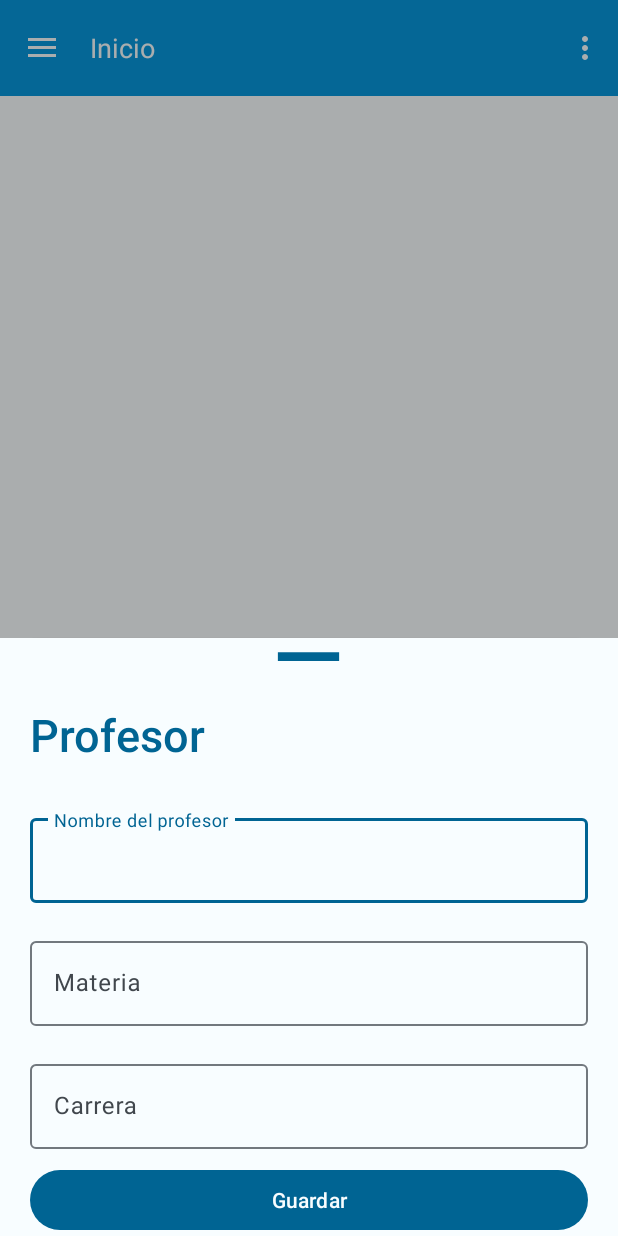
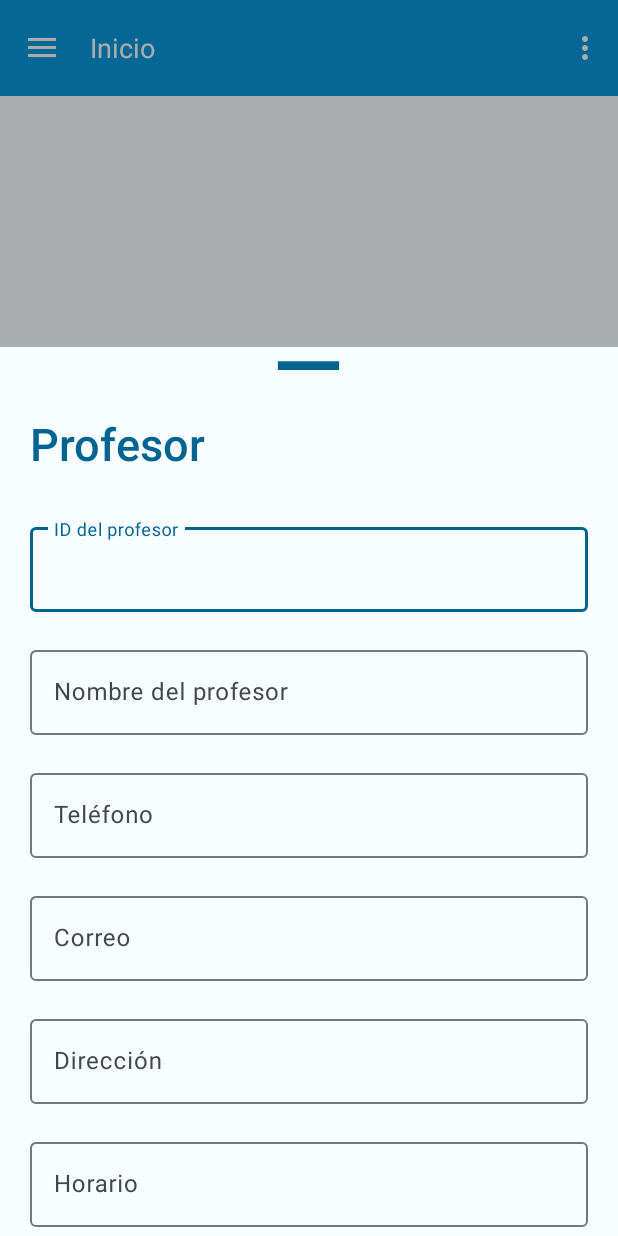
Before and after one commit to gabochepe007/ScholarFleet, an Android app built with Jetpack Compose: the fragment FormularioProFragment placed in its activity, on a phone screen of 412 x 824 dp. Run offline under Robolectric (Android 15) with nearby library versions, the phone set to English and light mode, and no system bars; our stand-ins replace navigation-ui.

Commit message:
Se agrega base de datos correcta y se compone el nuevo formulario

```diff
--- a/app/src/main/java/com/example/scholarfleet/HomeActivity.kt
+++ b/app/src/main/java/com/example/scholarfleet/HomeActivity.kt
@@ -21,6 +21,7 @@ class HomeActivity : AppCompatActivity(), View.OnClickListener{
 
     private lateinit var appBarConfiguration: AppBarConfiguration
     private lateinit var binding: ActivityHomeBinding
+    private lateinit var dbHelper: Database
 
     override fun onCreate(savedInstanceState: Bundle?) {
         super.onCreate(savedInstanceState)
@@ -49,10 +50,13 @@ class HomeActivity : AppCompatActivity(), View.OnClickListener{
         setupActionBarWithNavController(navController, appBarConfiguration)
         navView.setupWithNavController(navController)
 
-        //Creación de la bd
-        val admin = Database(this, "agenda", null, 1)
-        //puntero
-        val db = admin.writableDatabase
+        // Aqui se esta creando el objeto del paquete database
+        dbHelper = Database(this)
+
+        // Crear o actualizar la base de datos
+        dbHelper.writableDatabase
+
+
     }
 
     override fun onCreateOptionsMenu(menu: Menu): Boolean {
--- a/app/src/main/res/layout/formulariopro_fragment.xml
+++ b/app/src/main/res/layout/formulariopro_fragment.xml
@@ -14,7 +14,6 @@
         android:scaleType="centerCrop"
         android:layout_gravity="center|top"
         />
-
     <TextView
         android:layout_width="match_parent"
         android:layout_height="wrap_content"
@@ -34,10 +33,8 @@
         <com.google.android.material.textfield.TextInputEditText
             android:layout_width="match_parent"
             android:layout_height="match_parent"
-            android:id="@+id/nombrep"
-            android:hint="Nombre del profesor">
-
-
+            android:id="@+id/etIdProfesor"
+            android:hint="ID del profesor">
         </com.google.android.material.textfield.TextInputEditText>
     </com.google.android.material.textfield.TextInputLayout>
 
@@ -50,10 +47,8 @@
         <com.google.android.material.textfield.TextInputEditText
             android:layout_width="match_parent"
             android:layout_height="match_parent"
-            android:id="@+id/meteriap"
-            android:hint="Materia">
-
-
+            android:id="@+id/etNombreProfesor"
+            android:hint="Nombre del profesor">
         </com.google.android.material.textfield.TextInputEditText>
     </com.google.android.material.textfield.TextInputLayout>
 
@@ -66,15 +61,55 @@
         <com.google.android.material.textfield.TextInputEditText
             android:layout_width="match_parent"
             android:layout_height="match_parent"
-            android:id="@+id/carrerap"
-            android:hint="Carrera">
+            android:id="@+id/etTelefonoProfesor"
+            android:hint="Teléfono">
+        </com.google.android.material.textfield.TextInputEditText>
+    </com.google.android.material.textfield.TextInputLayout>
 
+    <com.google.android.material.textfield.TextInputLayout
+        android:layout_width="match_parent"
+        android:layout_height="wrap_content"
+        android:layout_marginVertical="10dp"
+        android:layout_marginHorizontal="20dp">
 
+        <com.google.android.material.textfield.TextInputEditText
+            android:layout_width="match_parent"
+            android:layout_height="match_parent"
+            android:id="@+id/etCorreoProfesor"
+            android:hint="Correo">
+        </com.google.android.material.textfield.TextInputEditText>
+    </com.google.android.material.textfield.TextInputLayout>
+
+    <com.google.android.material.textfield.TextInputLayout
+        android:layout_width="match_parent"
+        android:layout_height="wrap_content"
+        android:layout_marginVertical="10dp"
+        android:layout_marginHorizontal="20dp">
+
+        <com.google.android.material.textfield.TextInputEditText
+            android:layout_width="match_parent"
+            android:layout_height="match_parent"
+            android:id="@+id/etDireccionProfesor"
+            android:hint="Dirección">
+        </com.google.android.material.textfield.TextInputEditText>
+    </com.google.android.material.textfield.TextInputLayout>
+
+    <com.google.android.material.textfield.TextInputLayout
+        android:layout_width="match_parent"
+        android:layout_height="wrap_content"
+        android:layout_marginVertical="10dp"
+        android:layout_marginHorizontal="20dp">
+
+        <com.google.android.material.textfield.TextInputEditText
+            android:layout_width="match_parent"
+            android:layout_height="match_parent"
+            android:id="@+id/etHorarioProfesor"
+            android:hint="Horario">
         </com.google.android.material.textfield.TextInputEditText>
     </com.google.android.material.textfield.TextInputLayout>
 
     <com.google.android.material.button.MaterialButton
-        android:id="@+id/btnuardarp"
+        android:id="@+id/btnGuardarProfesor"
         android:layout_width="match_parent"
         android:layout_height="wrap_content"
         android:layout_gravity="center"
```
Also changed, not shown: app/src/main/java/com/example/scholarfleet/database/Database.kt (+28 -30 lines).
